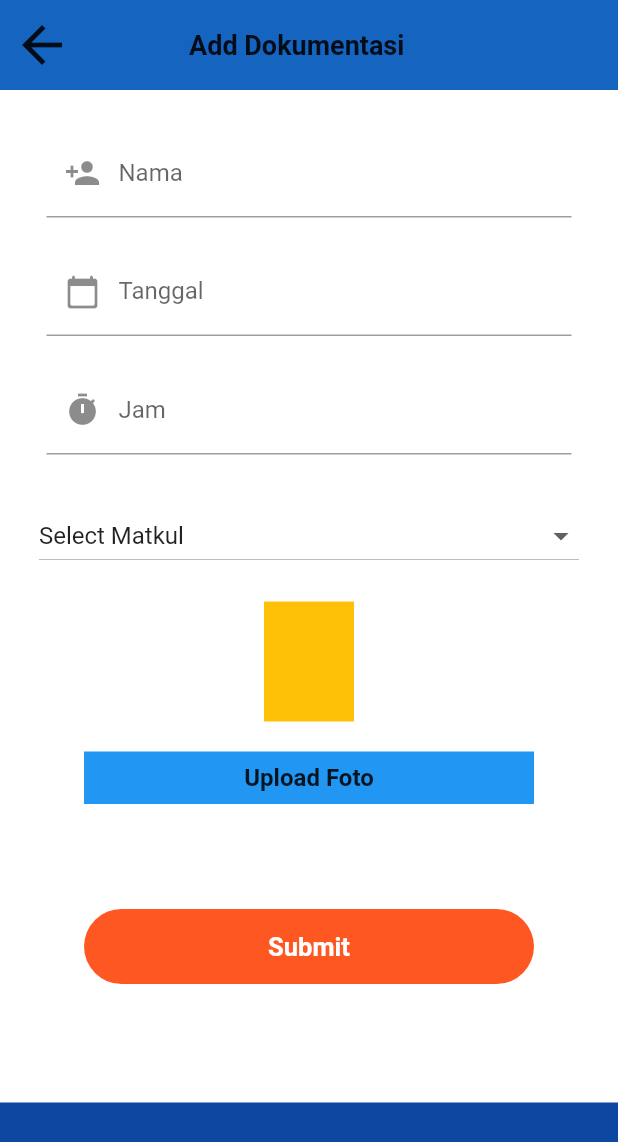
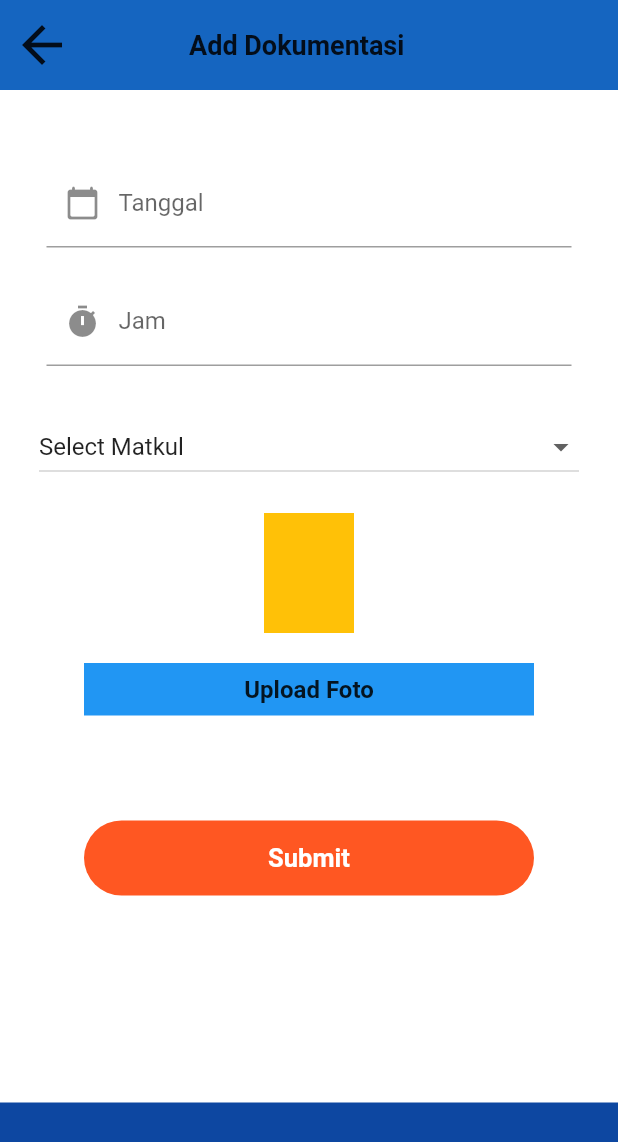
Before and after one commit to abianfikri/130_DocAsdos, a Flutter app: the AddDokumentasi screen opened directly, on a phone screen of 412 x 824 dp. Shown: the top 1142 px of the screen. Run offline on Flutter 3.47's test engine with Material 2 defaults, Android fonts, the phone set to English and light mode, and no system bars; our stand-ins replace cloud_firestore, firebase_auth, firebase_core, firebase_storage, flutter_spinkit, image_picker; accounts and stored records are empty.

Commit message:
remove nameAsistenField and setState ImageUrl

```diff
--- a/lib/view/asisten/add_dokumentasi.dart
+++ b/lib/view/asisten/add_dokumentasi.dart
@@ -24,7 +24,6 @@ class _AddDokumentasiState extends State<AddDokumentasi> {
   final dkctr = DokumentasiController();
   final mkctr = MatakuliahController();
 
-  String? namaAsisten;
   String? namaMatkul;
   String? imageUrl;
   TextEditingController _tanggal = new TextEditingController();
@@ -85,22 +84,6 @@ class _AddDokumentasiState extends State<AddDokumentasi> {
                   padding: EdgeInsets.all(26),
                   child: Column(
                     children: [
-                      // Nama Asisten
-                      Container(
-                        width: 350,
-                        child: TextField(
-                          keyboardType: TextInputType.name,
-                          decoration: InputDecoration(
-                            labelText: 'Nama',
-                            hintText: 'Enter your Name',
-                            prefixIcon: Icon(Icons.person_add),
-                          ),
-                          onChanged: (value) {
-                            namaAsisten = value;
-                          },
-                        ),
-                      ),
-
                       SizedBox(
                         height: 20,
                       ),
@@ -266,6 +249,10 @@ class _AddDokumentasiState extends State<AddDokumentasi> {
                             // success message
                             imageUrl =
                                 await referenceImageToUpload.getDownloadURL();
+
+                            setState(() {
+                              imageUrl!;
+                            });
                           } catch (e) {}
                         },
                         child: Container(
```
